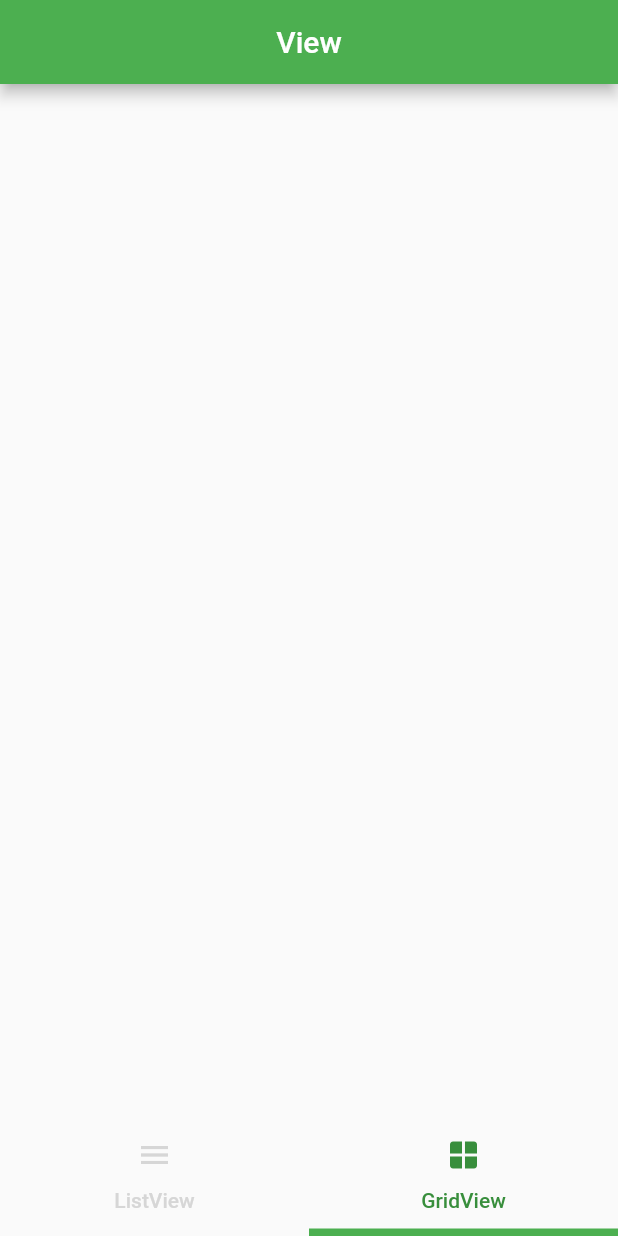
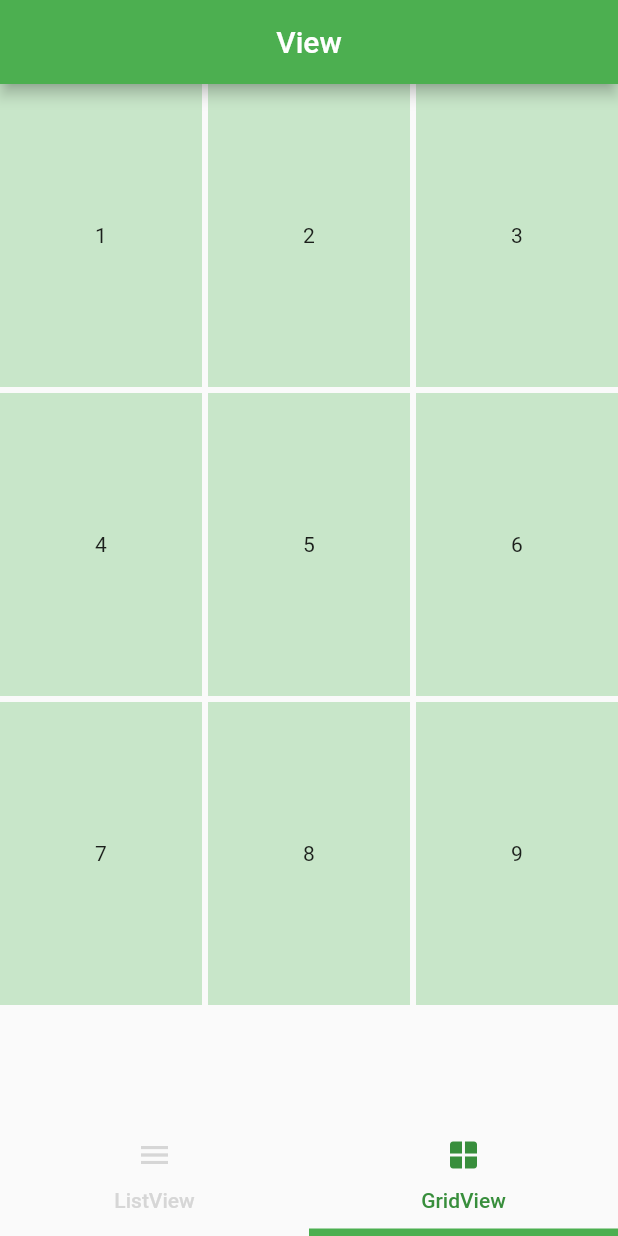
Before and after one commit to petcu1004/2021-GDSC-SCH-Flutter-Learning, a Flutter app: the screen it shows after launch, tab 2 chosen, on a phone screen of 412 x 824 dp. Run offline on Flutter 3.47's test engine with Material 2 defaults, Android fonts, the light colour scheme and no system bars.

Commit message:
GridView

```diff
--- a/week8/list_gird_view_buildcontext/lib/grid.dart
+++ b/week8/list_gird_view_buildcontext/lib/grid.dart
@@ -1,17 +1,33 @@
 import 'package:flutter/material.dart';
 
 class Grids extends StatefulWidget {
-  const Grids({ Key? key }) : super(key: key);
+  const Grids({Key? key}) : super(key: key);
 
   @override
   _GridsState createState() => _GridsState();
 }
 
 class _GridsState extends State<Grids> {
+  List<String> s = ['1', '2', '3', '4', '5', '6', '7', '8', '9'];
+
   @override
   Widget build(BuildContext context) {
     return Scaffold(
-
+      body: GridView.builder(
+          gridDelegate: SliverGridDelegateWithFixedCrossAxisCount(
+              crossAxisCount: 3, //한 행의 열의 갯수
+              mainAxisSpacing: 4.0, //행의 구분 너비
+              crossAxisSpacing: 4.0, //열의 구분 너비
+              childAspectRatio: 2 / 3),
+          itemCount: s.length,
+          itemBuilder: (ctx, index) {
+            return Container(
+              color: Colors.green[100],
+              child: Center(
+                child: Text('${s[index]}'),
+              ),
+            );
+          }),
     );
   }
 }
```
